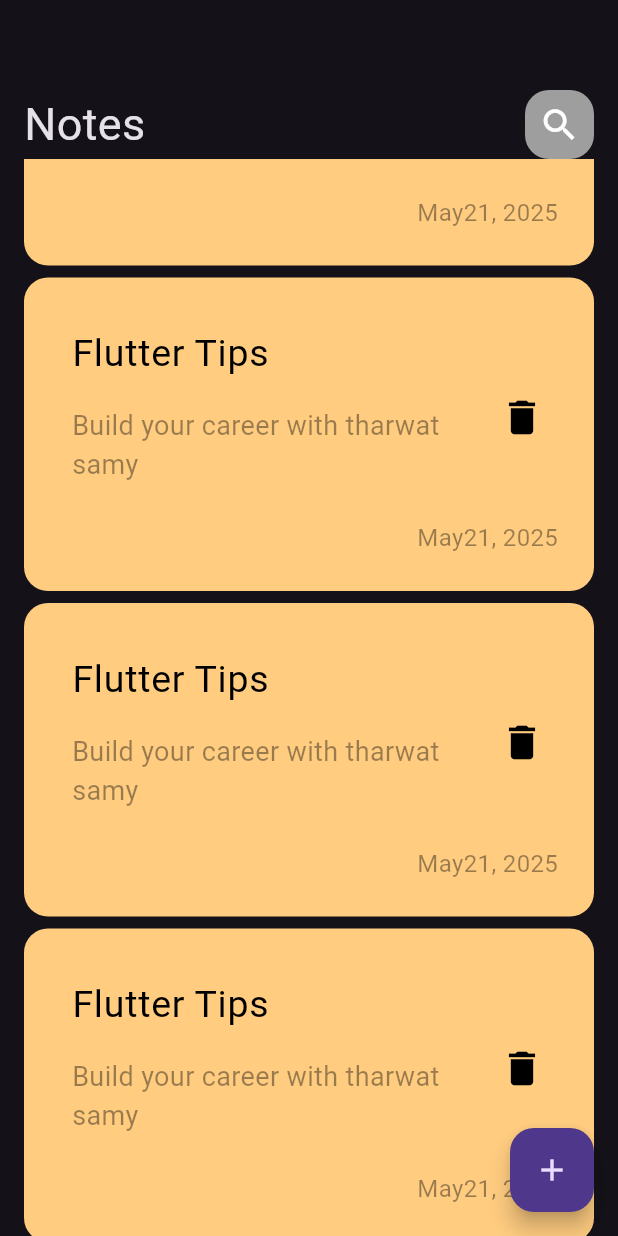
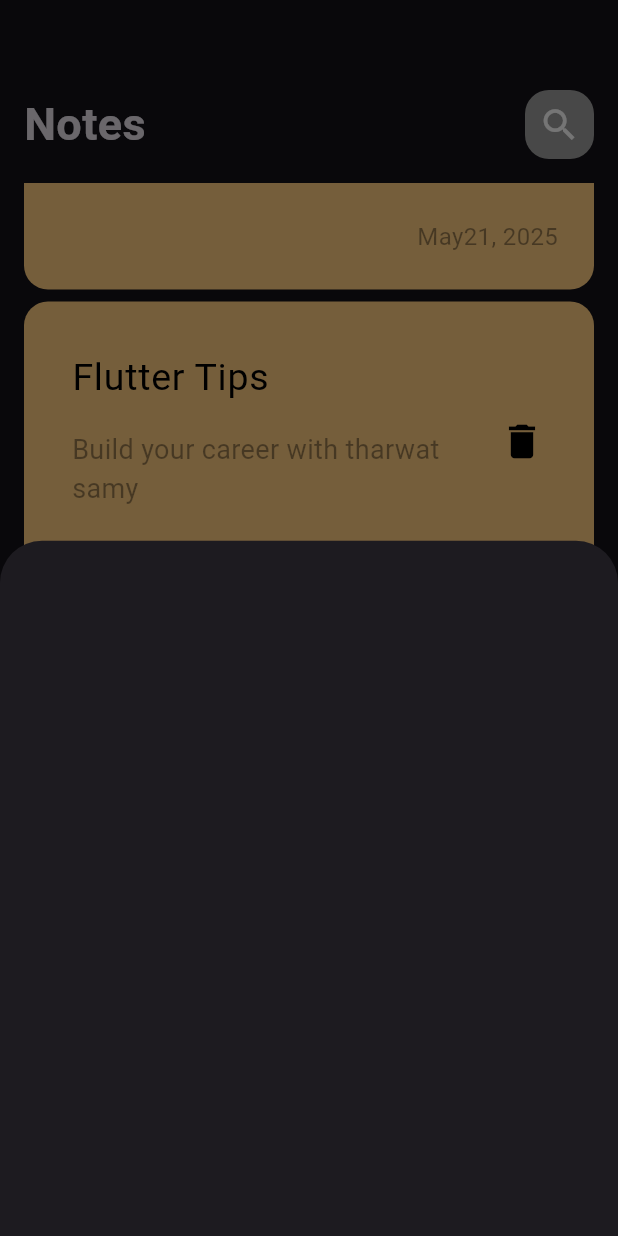
Before and after one commit to abod-Developer/flutter_notes_app, a Flutter app: the screen it shows after launch, scrolled down 576 dp, after a tap on the "add" icon, on a phone screen of 412 x 824 dp. Run offline on Flutter 3.47's test engine with Material 3 defaults, Android fonts, the phone set to English and light mode, and no system bars.

Commit message:
show model button sheets

```diff
--- a/lib/views/notes_view.dart
+++ b/lib/views/notes_view.dart
@@ -1,4 +1,5 @@
 import 'package:flutter/material.dart';
+import 'package:flutter_notes_app/views/widgets/add_note_button_sheet.dart';
 import 'package:flutter_notes_app/views/widgets/notes_view_body.dart';
 
 class NotesView extends StatelessWidget {
@@ -7,7 +8,13 @@ class NotesView extends StatelessWidget {
   @override
   Widget build(BuildContext context) {
     return  Scaffold (
-      floatingActionButton: FloatingActionButton(onPressed: (){},
+      floatingActionButton: FloatingActionButton(onPressed: (){
+        showModalBottomSheet(
+          context: context,
+           builder: (context) {
+            return const AddNoteButtonSheet();
+           });
+      },
       child: const Icon(
         Icons.add,
 
--- /dev/null
+++ b/lib/views/widgets/add_note_button_sheet.dart
@@ -0,0 +1,12 @@
+import 'package:flutter/material.dart';
+
+class AddNoteButtonSheet extends StatelessWidget {
+  const AddNoteButtonSheet({super.key});
+
+  @override
+  Widget build(BuildContext context) {
+    return Container(
+
+    );
+  }
+}
--- a/lib/views/widgets/custom_app_bar.dart
+++ b/lib/views/widgets/custom_app_bar.dart
@@ -9,7 +9,8 @@ class CustomAppBar extends StatelessWidget {
     return Row(
       children: const [
         Text("Notes",style: TextStyle(
-          fontSize: 30
+          fontSize: 30,
+          fontWeight: FontWeight.bold
         ),),
         Spacer(),
 
--- a/lib/views/widgets/notes_list_view.dart
+++ b/lib/views/widgets/notes_list_view.dart
@@ -7,13 +7,18 @@ class NotesListView extends StatelessWidget {
 
   @override
   Widget build(BuildContext context) {
-    return ListView.builder(itemBuilder: (context,index)
-    {
-      return Padding(
-        padding: const EdgeInsets.symmetric(vertical: 4),
-        child:  NoteItem(),
-      );
+    return Padding(
+      padding: EdgeInsetsGeometry.symmetric(vertical: 16),
+      child: ListView.builder(
+        padding: EdgeInsets.zero,
+        itemBuilder: (context,index)
+      {
+        return Padding(
+          padding: const EdgeInsets.symmetric(vertical: 4),
+          child:  NoteItem(),
+        );
 
-    });
+      }),
+    );
   }
 }
```
